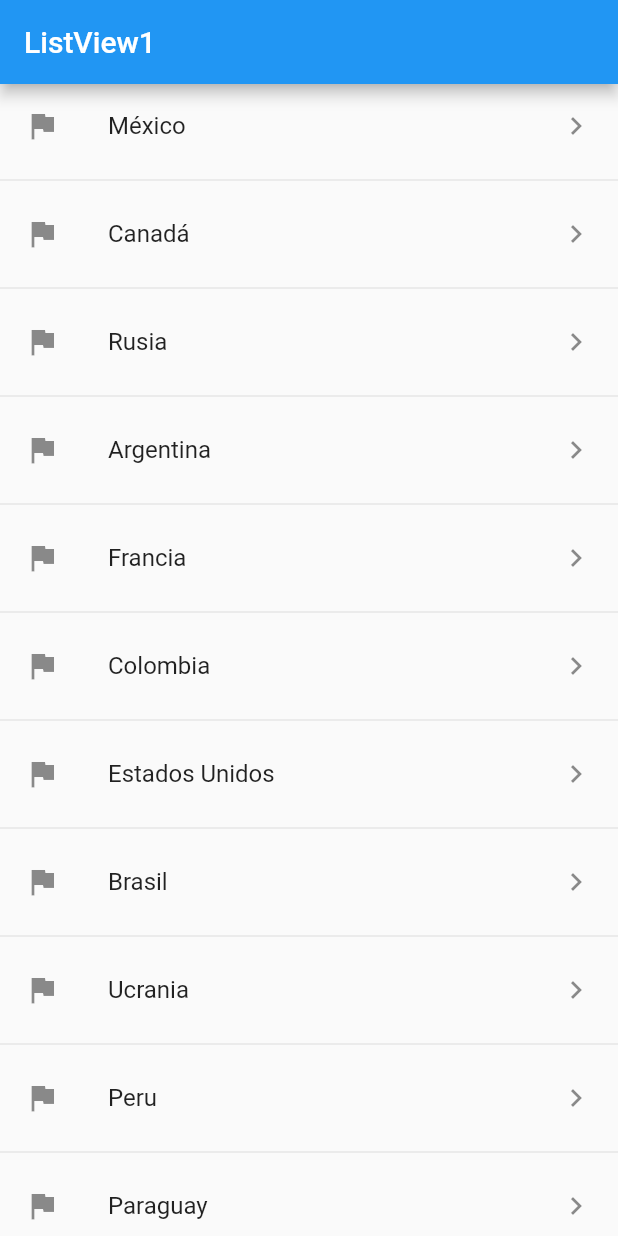
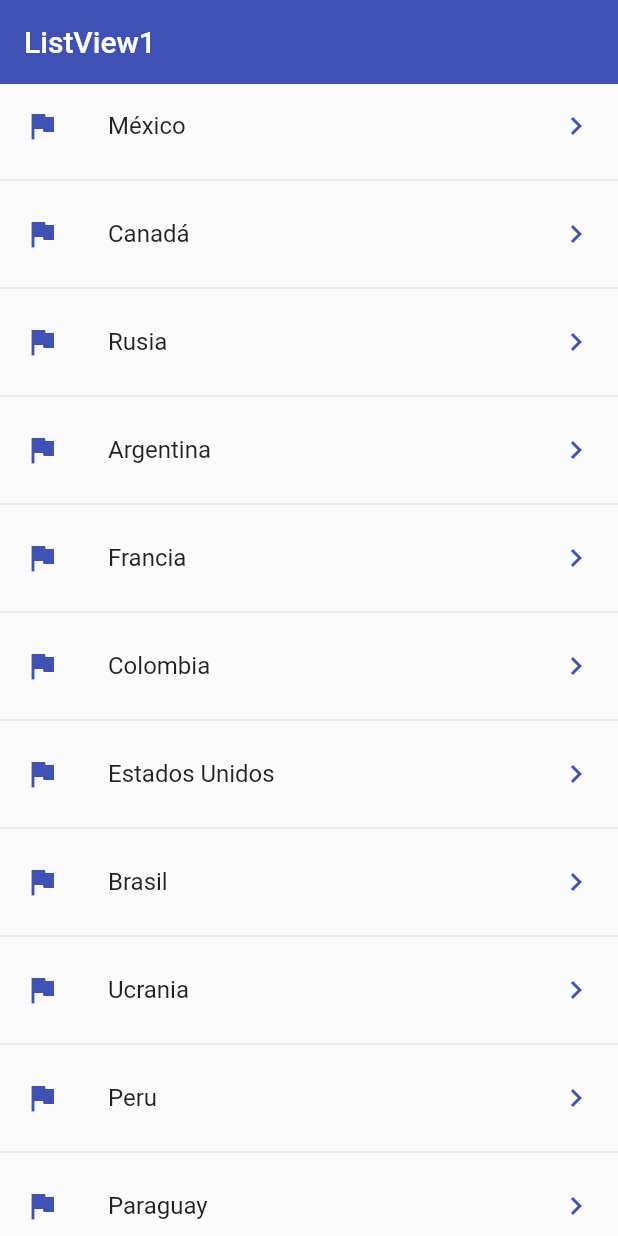
Before and after one commit to caesarbriones43/002-flutter_basis-flutter_components, a Flutter app: the screen it shows after launch, on a phone screen of 412 x 824 dp. Run offline on Flutter 3.47's test engine with Material 2 defaults, Android fonts, the phone set to English and light mode, and no system bars.

Commit message:
ListView: ListTiles and AppBar Style

```diff
--- a/lib/screens/listview2_screen.dart
+++ b/lib/screens/listview2_screen.dart
@@ -14,7 +14,7 @@ class ListView2Screen extends StatelessWidget {
     "Peru",
     "Paraguay",
     "Honduras",
-    "Guatemala"
+    "Guatemalale"
   ];
 
   const ListView2Screen({Key? key}) : super(key: key);
@@ -23,13 +23,23 @@ class ListView2Screen extends StatelessWidget {
   Widget build(BuildContext context) {
     return Scaffold(
         appBar: AppBar(
+          elevation: 0,
+          backgroundColor: Colors.indigo,
           title: const Text("ListView1"),
         ),
         body: ListView.separated(
             itemBuilder: (context, index) => ListTile(
                   title: Text(options[index]),
-                  leading: Icon(Icons.flag),
-                  trailing: Icon(Icons.chevron_right),
+                  leading: const Icon(
+                    Icons.flag,
+                    color: Colors.indigo,
+                  ),
+                  trailing:
+                      const Icon(Icons.chevron_right, color: Colors.indigo),
+                  onTap: () {
+                    final country = options[index];
+                    print(country);
+                  },
                 ),
             separatorBuilder: (_, __) => const Divider(),
             itemCount: options.length));
```
